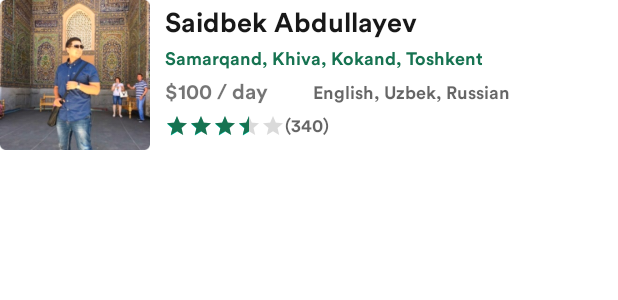
After one commit to kurbanovxurshidbek/caravan-android, an Android app: the layout item_guide.xml on its own in the app's theme, with its tools: preview values and no code run, on a phone screen of 412 x 824 dp. The commit adds this screen. Shown: the top 300 px of the screen. Run offline under Robolectric (Android 15) with nearby library versions, the phone set to English and light mode, and no system bars.

Commit message:
Some Items Has been added

```diff
--- /dev/null
+++ b/app/src/main/res/drawable/corner_item.xml
@@ -0,0 +1,8 @@
+<?xml version="1.0" encoding="utf-8"?>
+<selector xmlns:android="http://schemas.android.com/apk/res/android">
+    <item>
+        <shape android:shape="rectangle">
+            <corners android:radius="4dp"/>
+        </shape>
+    </item>
+</selector>
--- /dev/null
+++ b/app/src/main/res/layout/item_guide.xml
@@ -0,0 +1,118 @@
+<?xml version="1.0" encoding="utf-8"?>
+<LinearLayout xmlns:android="http://schemas.android.com/apk/res/android"
+    android:layout_width="match_parent"
+    android:layout_height="match_parent"
+    xmlns:app="http://schemas.android.com/apk/res-auto"
+    android:orientation="vertical">
+
+    <LinearLayout
+        android:layout_width="match_parent"
+        android:layout_height="wrap_content"
+        android:orientation="horizontal">
+
+        <com.google.android.material.imageview.ShapeableImageView
+            android:id="@+id/ivGuide"
+            android:layout_width="100dp"
+            android:layout_height="100dp"
+            android:scaleType="centerCrop"
+            android:src="@drawable/guide"
+            app:shapeAppearance="@drawable/corner_item"
+            app:shapeAppearanceOverlay="@drawable/corner_item" />
+
+        <LinearLayout
+            android:layout_width="match_parent"
+            android:layout_height="wrap_content"
+            android:layout_marginLeft="10dp"
+            android:orientation="vertical">
+
+            <TextView
+                android:id="@+id/tvGuidesFullname"
+                android:layout_width="wrap_content"
+                android:layout_height="wrap_content"
+                android:layout_marginTop="3dp"
+                android:text="Saidbek Abdullayev"
+                android:fontFamily="@font/circular_std_bold"
+                android:textColor="#181818"
+                android:textSize="18sp" />
+
+            <TextView
+                android:id="@+id/tvGuidesCities"
+                android:layout_width="wrap_content"
+                android:layout_height="wrap_content"
+                android:layout_marginTop="5dp"
+                android:lines="1"
+                android:fontFamily="@font/circular_std_bold"
+                android:text="Samarqand, Khiva, Kokand, Toshkent"
+                android:textColor="#167351"
+                android:textSize="12sp" />
+
+
+            <LinearLayout
+                android:layout_width="match_parent"
+                android:layout_height="wrap_content"
+                android:orientation="horizontal">
+
+
+                <TextView
+                    android:id="@+id/tvGuidePricesToDay"
+                    android:layout_width="wrap_content"
+                    android:layout_height="wrap_content"
+                    android:layout_marginTop="5dp"
+                    android:lines="1"
+                    android:fontFamily="@font/circular_std_bold"
+                    android:text="$100 / day"
+                    android:textSize="14dp" />
+
+
+                <TextView
+                    android:id="@+id/tvGuidesLanguages"
+                    android:layout_width="wrap_content"
+                    android:layout_height="wrap_content"
+                    android:layout_marginLeft="30dp"
+                    android:layout_marginTop="5dp"
+                    android:lines="1"
+                    android:fontFamily="@font/circular_std_bold"
+                    android:text="English, Uzbek, Russian"
+                    android:textColor="#99000000"
+                    android:textSize="12sp" />
+
+
+            </LinearLayout>
+
+            <LinearLayout
+                android:layout_width="match_parent"
+                android:layout_height="wrap_content"
+                android:layout_marginTop="6dp"
+                android:orientation="horizontal">
+
+                <RatingBar
+                    android:id="@+id/ratingBarGuide"
+                    style="?android:attr/ratingBarStyleSmall"
+                    android:layout_width="wrap_content"
+                    android:layout_height="wrap_content"
+                    android:clickable="false"
+                    android:max="5"
+                    android:progressBackgroundTint="#90000000"
+                    android:progressTint="@color/main"
+                    android:rating="3.5" />
+
+                <TextView
+                    android:id="@+id/tvGuidesCommentsCount"
+                    android:layout_width="wrap_content"
+                    android:layout_height="wrap_content"
+                    android:text="(340)"
+                    android:fontFamily="@font/circular_std_bold"
+                    android:textColor="#99000000"
+                    android:textSize="12sp" />
+
+
+            </LinearLayout>
+
+
+        </LinearLayout>
+
+
+    </LinearLayout>
+
+
+</LinearLayout>
--- a/app/src/main/res/values/colors.xml
+++ b/app/src/main/res/values/colors.xml
@@ -7,4 +7,7 @@
     <color name="teal_700">#FF018786</color>
     <color name="black">#FF000000</color>
     <color name="white">#FFFFFFFF</color>
+
+    <color name="main">#167351</color>
+
 </resources>
```
Also changed, not shown: app/src/main/res/layout/item_trips.xml (added, +101 -0 lines), app/src/main/res/drawable/guide.png (added), app/src/main/res/drawable/trip.png (added).
